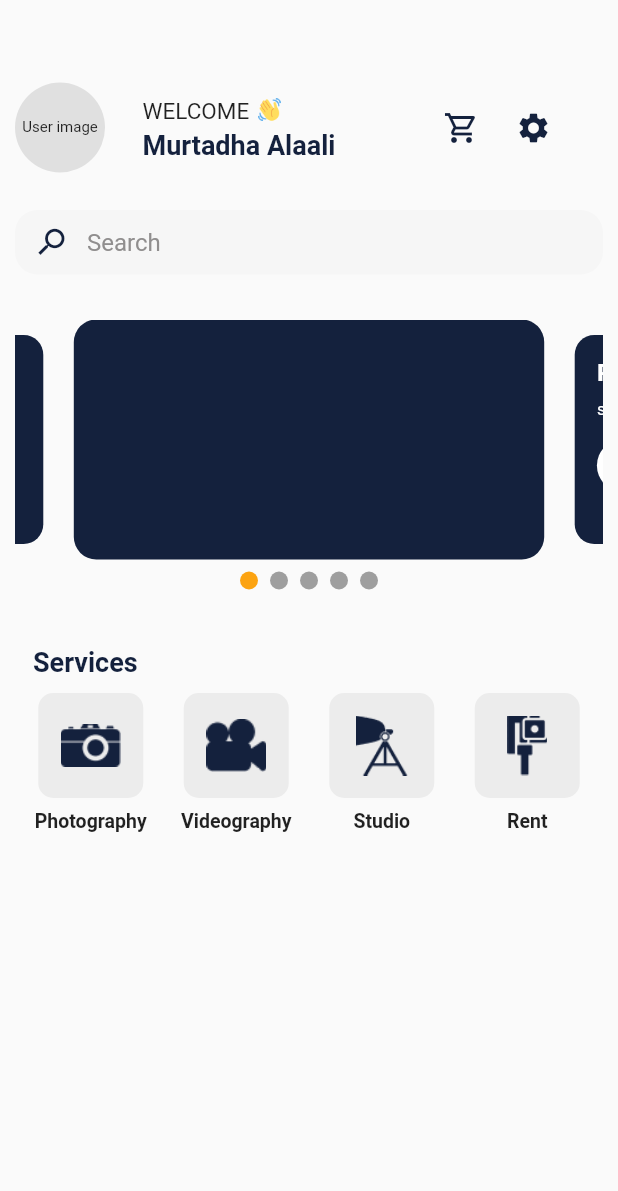
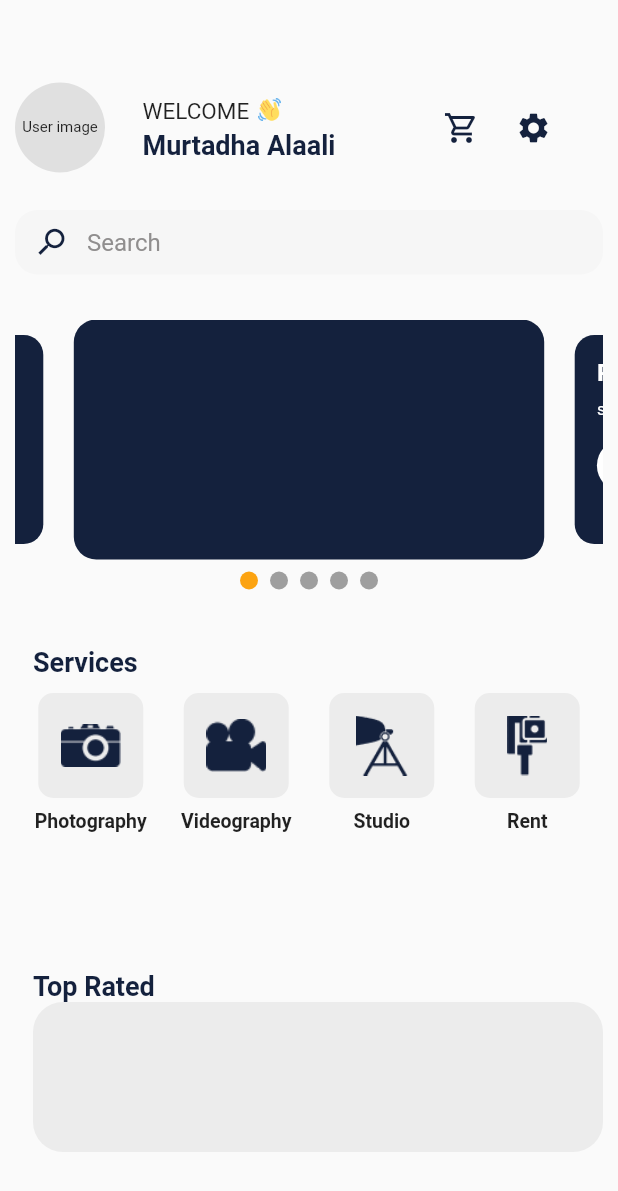
Before and after one commit to HussainAlMeshaima/raw, a Flutter app: the screen it shows after launch, on a phone screen of 412 x 824 dp. Shown: the top 1191 px of the screen. Run offline on Flutter 3.47's test engine with Material 2 defaults, Android fonts, the phone set to English and light mode, and no system bars; drawn by our look-alikes of carousel_slider; our stand-ins replace auto_route, firebase_core, flutter_svg, get_it, injectable, logger and 1 more; accounts and stored records are empty; project files that could hold a hidden picture were left out.

Commit message:
some changes

```diff
--- a/lib/ui/views/home/home_view.dart
+++ b/lib/ui/views/home/home_view.dart
@@ -8,6 +8,7 @@ import 'package:raw/ui/views/home/widgets/home_header.dart';
 import 'package:raw/ui/views/home/widgets/home_search_text_field.dart';
 import 'package:raw/ui/views/home/widgets/home_services.dart';
 import 'package:raw/ui/views/home/widgets/home_slider_widget.dart';
+import 'package:raw/ui/views/home/widgets/home_top_rated.dart';
 import 'package:stacked/stacked.dart';
 
 import './home_view_model.dart';
@@ -32,11 +33,11 @@ class _HomeViewState extends State<HomeView> {
           padding: const EdgeInsets.only(top: 15, right: 10, left: 10),
           child: Column(
             children: [
-              const SizedBox(height: 40),
               const HomeHeaderWidget(),
               HomeSearchTextFieldWidget(controller: model.searchController),
               HomeSliderWidget(model),
-              HomeServicesWidget(model)
+              HomeServicesWidget(model),
+              HomeTopRatedWidget(),
             ],
           ),
         ),
--- a/lib/ui/views/home/widgets/home_header.dart
+++ b/lib/ui/views/home/widgets/home_header.dart
@@ -7,6 +7,7 @@ class HomeHeaderWidget extends StatelessWidget {
   @override
   Widget build(BuildContext context) => Column(
         children: [
+          const SizedBox(height: 40),
           Row(
             mainAxisAlignment: MainAxisAlignment.start,
             children: [
--- /dev/null
+++ b/lib/ui/views/home/widgets/home_top_rated.dart
@@ -0,0 +1,39 @@
+import 'package:flutter/material.dart';
+import 'package:raw/app/utils/constants.dart';
+
+class HomeTopRatedWidget extends StatelessWidget {
+  const HomeTopRatedWidget({Key? key}) : super(key: key);
+
+  @override
+  Widget build(BuildContext context) {
+    return Padding(
+      padding: const EdgeInsets.only(left: 12.0),
+      child: Column(
+        children: [
+          const SizedBox(height: 70),
+          Row(
+            children: [
+              Text(
+                'Top Rated',
+                style: TextStyle(
+                  color: AppColors().primary,
+                  fontSize: 18,
+                  fontWeight: FontWeight.bold,
+                ),
+              ),
+            ],
+          ),
+          Container(
+            width: MediaQuery.of(context).size.width - 20,
+            height: 100,
+            child: Row(children: [],),
+            decoration: BoxDecoration(
+              borderRadius: BorderRadius.circular(20),
+              color: const Color(0xffECECEC)
+            ),
+          ),
+        ],
+      ),
+    );
+  }
+}
```
